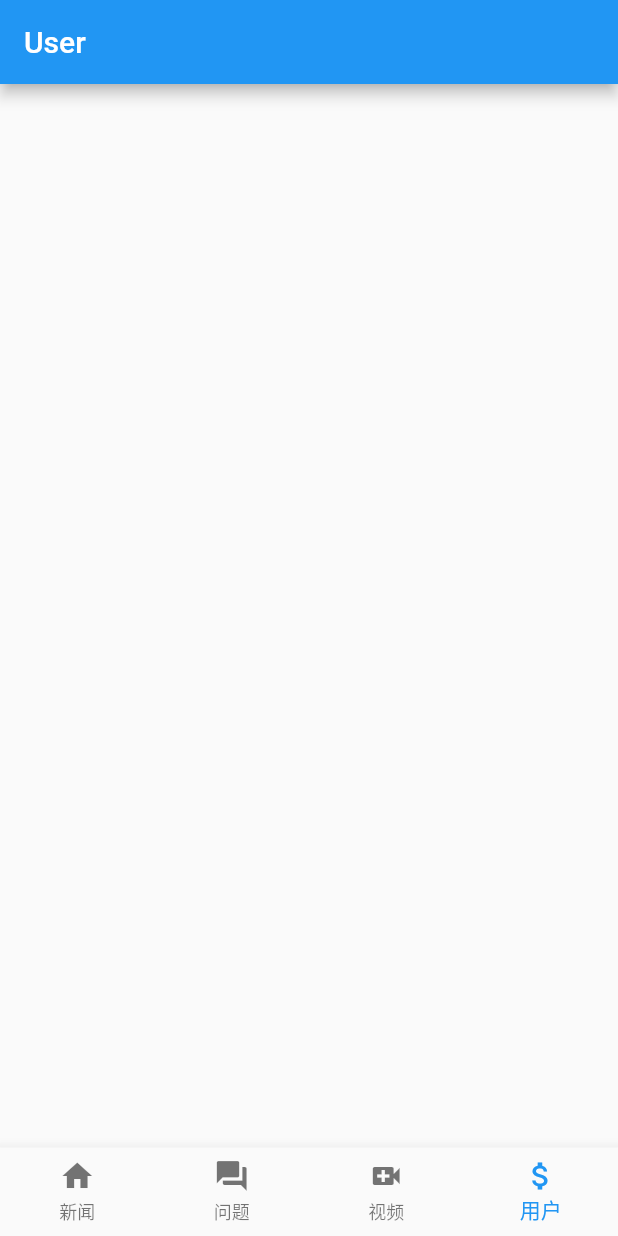
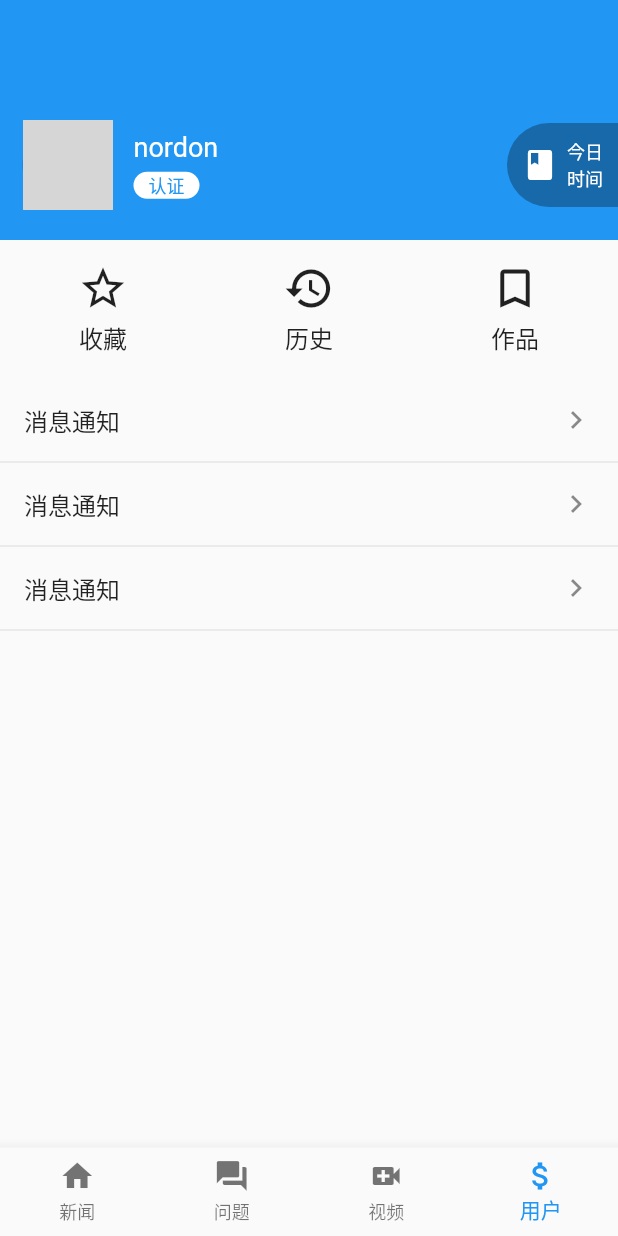
Before and after one commit to nordon-wang/flutter_app, a Flutter app: the screen it shows after launch, item 4 of the bottom bar chosen, on a phone screen of 412 x 824 dp. Run offline on Flutter 3.47's test engine with Material 2 defaults, Android fonts, the phone set to English and light mode, and no system bars; our stand-ins replace dio, timeago; network calls fail; grey boxes are pictures that could not be loaded.

Commit message:
用户中心完成

```diff
--- /dev/null
+++ b/lib/use/btnList.dart
@@ -0,0 +1,41 @@
+import 'package:flutter/material.dart';
+
+class BtnList extends StatelessWidget{
+  @override
+    Widget build(BuildContext context) {
+      return Column(
+        children: <Widget>[
+          ListTile(
+            onTap: (){
+
+            },
+            title: Text(
+              '消息通知'
+            ),
+            trailing: Icon(Icons.chevron_right),
+          ),
+          Divider(height: 0,),
+          ListTile(
+            onTap: (){
+
+            },
+            title: Text(
+              '消息通知'
+            ),
+            trailing: Icon(Icons.chevron_right),
+          ),
+          Divider(height: 0,),
+          ListTile(
+            onTap: (){
+
+            },
+            title: Text(
+              '消息通知'
+            ),
+            trailing: Icon(Icons.chevron_right),
+          ),
+          Divider(height: 0,)
+        ],
+      );
+    }
+}
--- a/lib/use/user.dart
+++ b/lib/use/user.dart
@@ -1,11 +1,18 @@
 import 'package:flutter/material.dart';
+import 'package:flutter_app/use/BtnList.dart';
+import 'package:flutter_app/use/UserBtn.dart';
+import 'package:flutter_app/use/userInfo.dart';
 
 class User extends StatelessWidget{
    @override
       Widget build(BuildContext context) {
         return Scaffold(
-          appBar: AppBar(
-            title: Text('User'),
+          body: Column(
+            children: <Widget>[
+              UserInfo(),
+              UserBtn(),
+              BtnList()
+            ],
           ),
         );
       }
--- /dev/null
+++ b/lib/use/userBtn.dart
@@ -0,0 +1,47 @@
+import 'package:flutter/material.dart';
+
+class UserBtn extends StatelessWidget{
+  @override
+    Widget build(BuildContext context) {
+      return Padding(
+        padding: EdgeInsets.symmetric(vertical: 15.0),
+        child: Row(
+          children: <Widget>[
+            PubBtn(Icons.star_border, '收藏'),
+            PubBtn(Icons.history, '历史'),
+            PubBtn(Icons.bookmark_border, '作品'),
+          ],
+        ),
+      );
+    }
+}
+
+class PubBtn extends StatelessWidget{
+  final IconData icon;
+  final String str;
+
+  PubBtn(this.icon, this.str);
+
+  @override
+    Widget build(BuildContext context) {
+      return Expanded(
+        child: GestureDetector(
+          onTap: (){
+
+          },
+          child: Column(
+            children: <Widget>[
+              Icon(icon, size: 34.0,),
+              SizedBox(height: 4.0,),
+              Text(
+                str,
+                style: TextStyle(
+                  fontSize: 16.0
+                ),
+              )
+            ],
+          ),
+        )
+      );
+    }
+}
--- /dev/null
+++ b/lib/use/userInfo.dart
@@ -0,0 +1,110 @@
+import 'package:flutter/material.dart';
+
+class UserInfo extends StatefulWidget{
+  @override
+    _UserInfo createState() => _UserInfo();
+}
+
+class _UserInfo extends State<UserInfo>{
+ @override
+    Widget build(BuildContext context) {
+      return Container(
+        color: Colors.blue,
+        padding: EdgeInsets.only(top: 80.0, bottom: 20.0, left: 15.0),
+        child: Column(
+          children: <Widget>[
+            Row(
+              mainAxisAlignment: MainAxisAlignment.spaceBetween,
+              children: <Widget>[
+                Row(
+                  children: <Widget>[
+                    SizedBox(
+                      width: 60.0,
+                      height: 60.0,
+                      child: CircleAvatar(
+                        backgroundImage: NetworkImage('https://cdn.jsdelivr.net/gh/flutterchina/website@1.0/images/flutter-mark-square-100.png'),
+                      ),
+                    ),
+                    SizedBox(width: 14.0,),
+                    Column(
+                      crossAxisAlignment: CrossAxisAlignment.start,
+                      children: <Widget>[
+                        Text(
+                          'nordon',
+                          style: TextStyle(
+                            color: Colors.white,
+                            fontSize: 18.0,
+                            fontWeight: FontWeight.w400
+                          ),
+                        ),
+                        SizedBox(height: 6.0,),
+                        GestureDetector(
+                          onTap: (){
+
+                          },
+                          child: Container(
+                            padding: EdgeInsets.symmetric(horizontal: 10.0),
+                            decoration: BoxDecoration(
+                              color: Colors.white,
+                              borderRadius: BorderRadius.circular(15.0)
+                            ),
+                            child: Text(
+                              '认证',
+                              style: TextStyle(
+                                color: Colors.blue,
+                                fontSize: 12.0,
+                                fontWeight: FontWeight.w400
+                              ),
+                            ),
+                          ),
+                        )
+                      ],
+                    )
+                  ],
+                ),
+                Container(
+                  padding: EdgeInsets.all(10.0),
+                  decoration: BoxDecoration(
+                    color: Color.fromRGBO(0, 0, 0, 0.3),
+                    borderRadius: BorderRadius.only(
+                      topLeft: Radius.circular(100.0),
+                      bottomLeft: Radius.circular(100.0)
+                    )
+                  ),
+                  child: Row(
+                    children: <Widget>[
+                      Icon(Icons.book, color: Colors.white,),
+                      SizedBox(width: 6.0,),
+                      Column(
+                        crossAxisAlignment: CrossAxisAlignment.start,
+                        children: <Widget>[
+                          Text(
+                            '今日',
+                            style:TextStyle(
+                              color:Colors.white,
+                              fontSize:12.0
+                            )
+                          ),Text(
+                            '时间',
+                            style:TextStyle(
+                              color:Colors.white,
+                              fontSize:12.0
+                            )
+                          )
+                        ],
+                      )
+                    ],
+                  ),
+                )
+              ],
+            ),
+            Row(
+              children: <Widget>[
+
+              ],
+            )
+          ],
+        ),
+      );
+    }
+}
```
